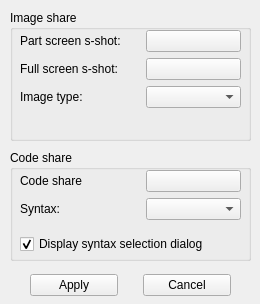
The window that client/config.ui (bakwc/Pastexen) describes before a commit, drawn with Qt 5.
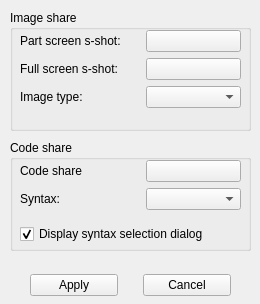
The same window after the commit. Icons and pictures are not drawn.

Commit message: Yet another UI fix

The edit to the form file:
```diff
--- a/client/config.ui
+++ b/client/config.ui
@@ -62,7 +62,7 @@
    <property name="geometry">
     <rect>
      <x>10</x>
-     <y>150</y>
+     <y>140</y>
      <width>241</width>
      <height>111</height>
     </rect>
@@ -196,7 +196,7 @@
      <x>10</x>
      <y>10</y>
      <width>241</width>
-     <height>131</height>
+     <height>121</height>
     </rect>
    </property>
    <property name="title">
```
